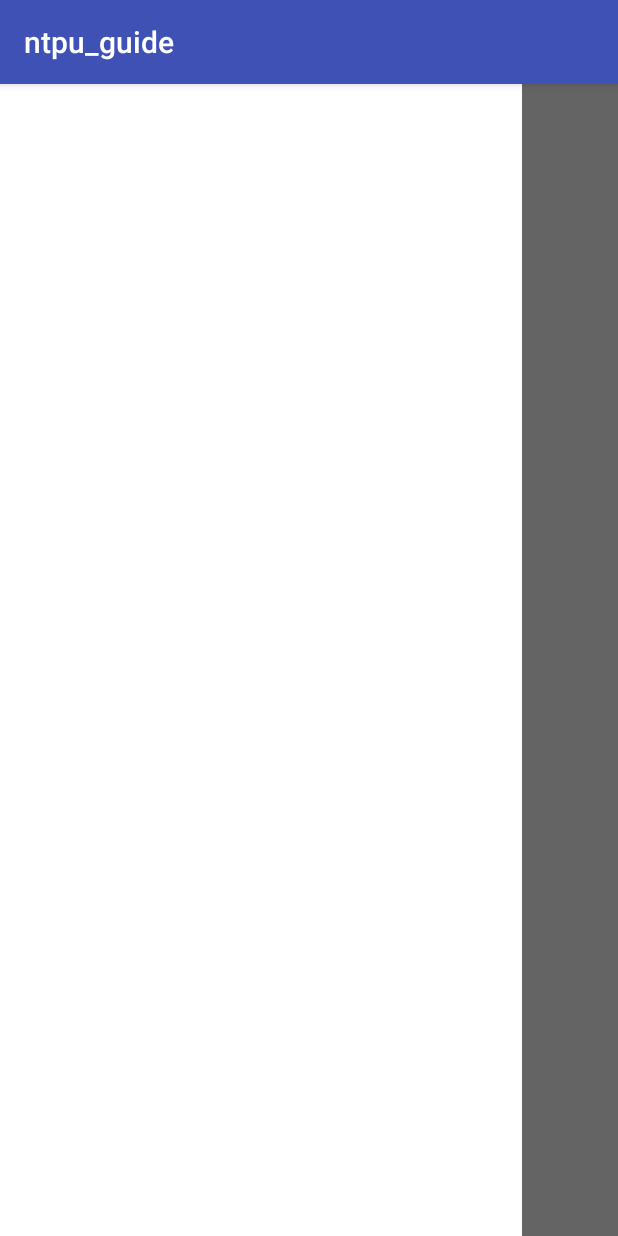
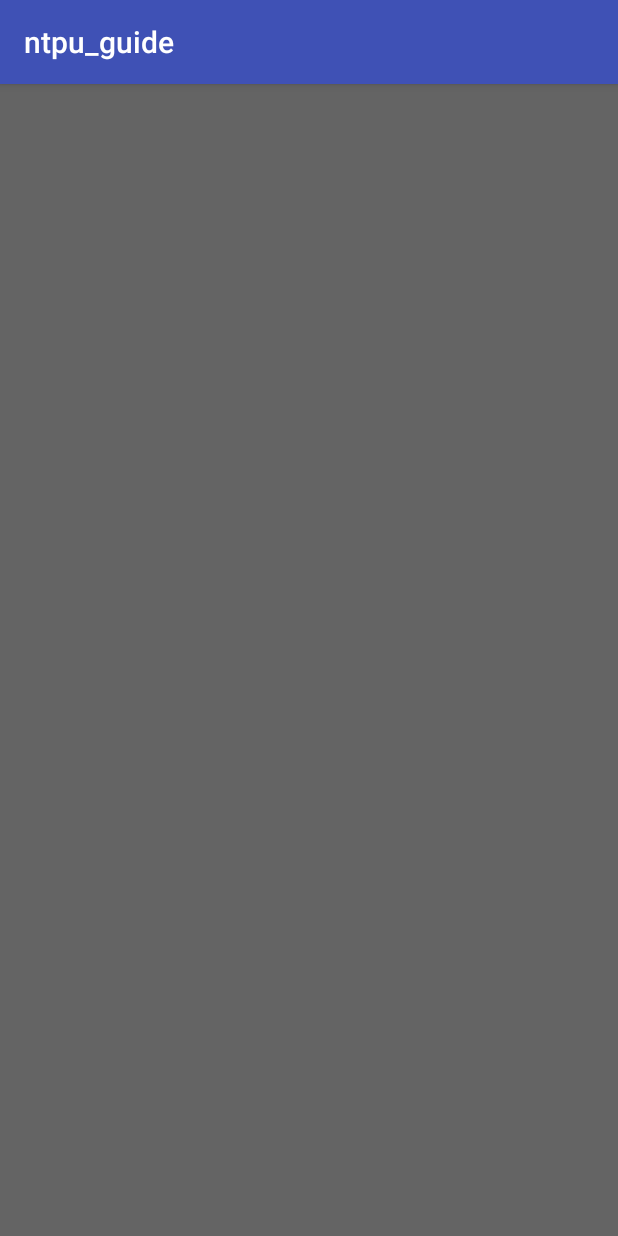
Before and after one commit to travor20814/ANewProject_Guide, an Android app: the screen it shows after launch (MainActivity), with the side drawer open, on a phone screen of 412 x 824 dp. Run offline under Robolectric (Android 15) with nearby library versions, the phone set to English and light mode, and no system bars; 1 statement that could not run was skipped.

Commit message:
change  way to show list

```diff
--- a/app/src/main/java/ntpu_dmcl/ntpu_guide/MainActivity.java
+++ b/app/src/main/java/ntpu_dmcl/ntpu_guide/MainActivity.java
@@ -40,7 +40,6 @@ public class MainActivity extends AppCompatActivity implements LocationListener
         wv_map.setWebViewClient(new WebViewClientDemo());
         wv_map.setWebChromeClient(new WebChromeClient()); //allow javascript alert
         wv_map.loadUrl("file:///android_asset/GMap.html");
-        addFragmentDrawer();
     }
     private class WebViewClientDemo extends WebViewClient {
 
@@ -53,18 +52,7 @@ public class MainActivity extends AppCompatActivity implements LocationListener
         }
 
     }
-    void addFragmentDrawer(){
-        //建立一個 MyFirstFragment 的實例(Instantiate)
-        Fragment newFragment = new mainActivity_drawer();
-        //使用getFragmentManager()獲得FragmentTransaction物件，並呼叫 beginTransaction() 開始執行Transaction
-        FragmentTransaction ft = getFragmentManager().beginTransaction();
-        //使用FragmentTransaction物件add()的方法將Fragment增加到Activity中
-        //add()有三個參數，第一個是Fragment的ViewGroup；第二個是Fragment 的實例(Instantiate)；第三個是Fragment 的Tag
-        ft.add(R.id.left_drawer, newFragment, "first");
-        //一旦FragmentTransaction出現變化，必須要呼叫commit()使之生效
-        ft.setTransition(FragmentTransaction.TRANSIT_FRAGMENT_OPEN);
-        ft.commit();
-    }
+
     @Override
     public void onProviderDisabled(String arg0) {//當GPS或網路定位功能關閉時
         // TODO 自動產生的方法 Stub
--- a/app/src/main/java/ntpu_dmcl/ntpu_guide/mainActivity_drawer.java
+++ /dev/null
@@ -1,18 +0,0 @@
-package ntpu_dmcl.ntpu_guide;
-
-import android.app.Fragment;
-import android.os.Bundle;
-import android.view.LayoutInflater;
-import android.view.View;
-import android.view.ViewGroup;
-
-/**
- * Created by chenhaowei on 2016/7/29.
- */
-
-public class mainActivity_drawer extends Fragment {
-    public View onCreateView(LayoutInflater inflater, ViewGroup container, Bundle savedInstanceState) {
-        View v = inflater.inflate(R.layout.main_drawer, container, false);
-        return v;
-    }
-}
--- a/app/src/main/res/layout/main_drawer.xml
+++ /dev/null
@@ -1,12 +0,0 @@
-<?xml version="1.0" encoding="utf-8"?>
-<LinearLayout xmlns:android="http://schemas.android.com/apk/res/android"
-    android:orientation="vertical" android:layout_width="match_parent"
-    android:layout_height="match_parent">
-
-    <ExpandableListView
-        android:layout_width="match_parent"
-        android:layout_height="match_parent"
-
-        android:background="#ffffff"
-        android:id="@+id/left_drawer" />
-</LinearLayout>
```
